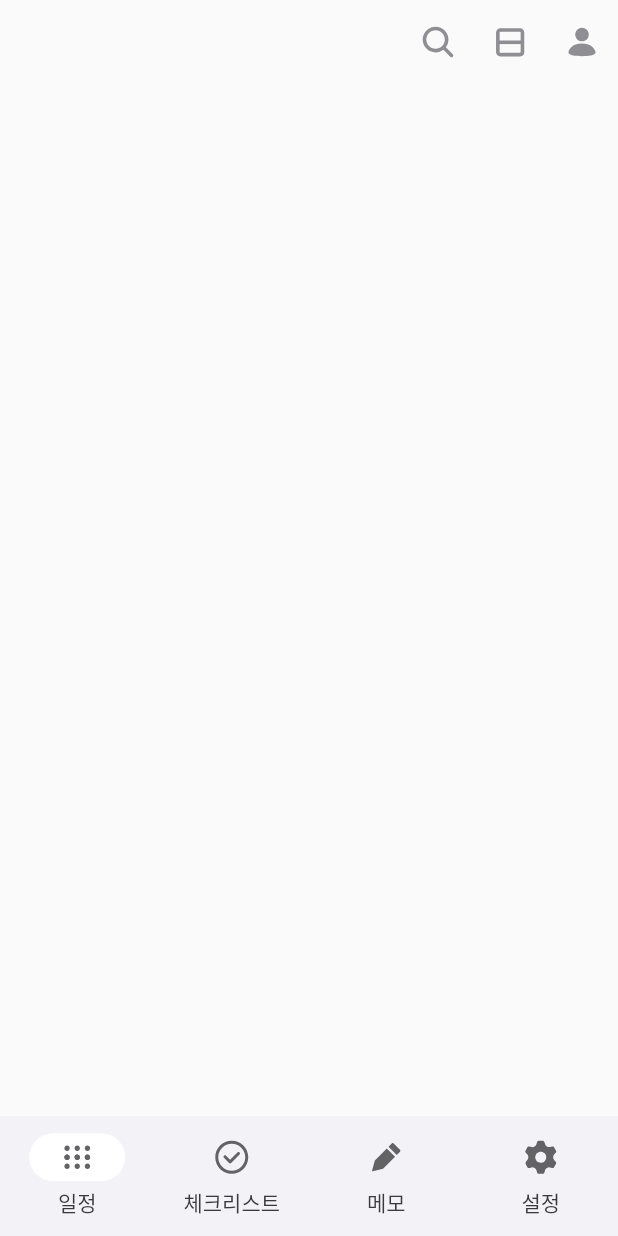
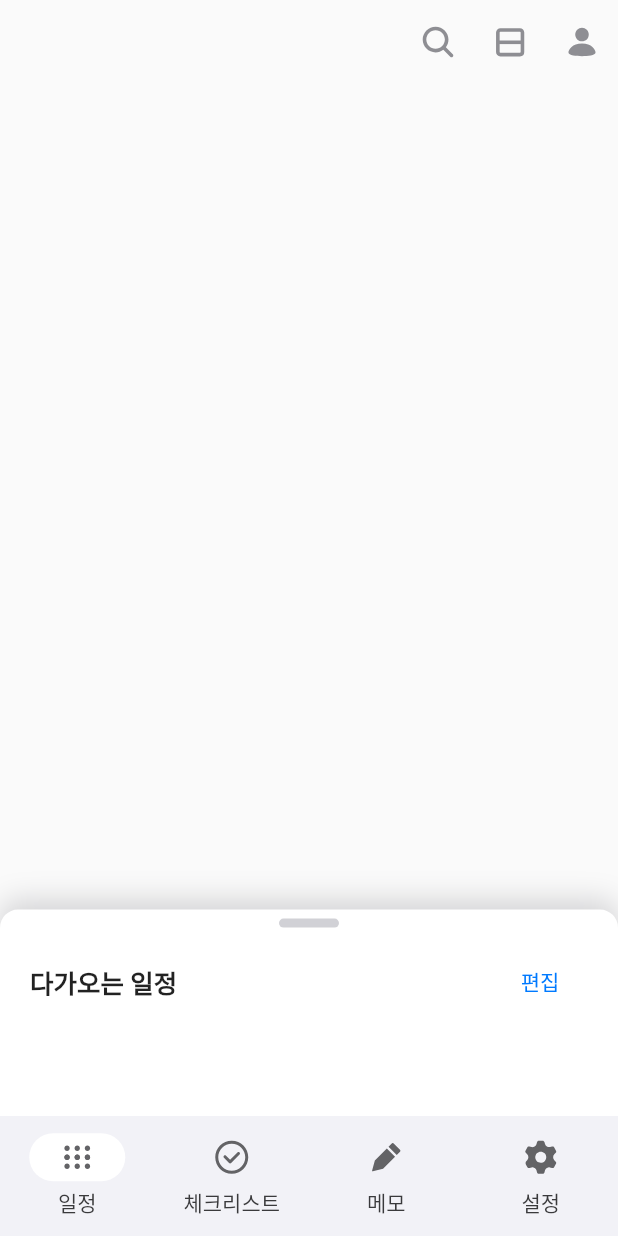
Before and after one commit to woori-side-team/calendar, a Flutter app: the screen it shows after launch, on a phone screen of 412 x 824 dp. Run offline on Flutter 3.47's test engine with Material 2 defaults, Android fonts, the phone set to English and light mode, and no system bars; our stand-ins replace flutter_svg.

Commit message:
[feat] Bottom sheet 생성
* 이름: ScheduleSheet
* Flutter의 DraggableScrollableSheet 이용
* 하단의 "일정" 버튼 눌러서 최대/최소 크기로 바꾸기 가능

```diff
--- a/lib/app.dart
+++ b/lib/app.dart
@@ -1,11 +1,27 @@
 import 'package:calendar/common/custom_theme.dart';
 import 'package:calendar/layout/custom_navigation_bar.dart';
+import 'package:calendar/schedule/schedule_sheet.dart';
 import 'package:flutter/material.dart';
 
 import 'layout/custom_app_bar.dart';
 
 class App extends StatelessWidget {
-  const App({super.key});
+  final _sheetController = DraggableScrollableController();
+
+  App({super.key});
+
+  void _handlePressSchedule() {
+    const duration = Duration(milliseconds: 500);
+    const curve = Curves.ease;
+
+    if (_sheetController.size >= ScheduleSheet.maxSize) {
+      _sheetController.animateTo(ScheduleSheet.minSize,
+          duration: duration, curve: curve);
+    } else {
+      _sheetController.animateTo(ScheduleSheet.maxSize,
+          duration: duration, curve: curve);
+    }
+  }
 
   @override
   Widget build(BuildContext context) {
@@ -19,8 +35,16 @@ class App extends StatelessWidget {
     return MaterialApp(
         title: 'Calendar',
         theme: ThemeData(navigationBarTheme: customNavigationBarTheme),
-        home: const Scaffold(
-            appBar: CustomAppBar(),
-            bottomNavigationBar: CustomNavigationBar()));
+        home: Scaffold(
+            appBar: const CustomAppBar(),
+            body: SafeArea(
+                child: Stack(
+                    children: [ScheduleSheet(controller: _sheetController)])),
+            bottomNavigationBar: CustomNavigationBar(
+              onPressSchedule: _handlePressSchedule,
+              onPressChecklist: () {},
+              onPressMemo: () {},
+              onPressSettings: () {},
+            )));
   }
 }
--- a/lib/common/custom_theme.dart
+++ b/lib/common/custom_theme.dart
@@ -1,18 +1,20 @@
 import 'package:flutter/material.dart';
 
 class CustomTheme {
-  static final scale = _Scale();
-  static final gray = _Gray();
-  static final tint = _Tint();
-  static final background = _Background();
-  static final label = _Label();
-  static final separator = _Separator();
-  static final groupedBackground = _GroupedBackground();
-  static final fill = _Fill();
-  static final disabled = _State();
+  static const scale = _Scale();
+  static const gray = _Gray();
+  static const tint = _Tint();
+  static const background = _Background();
+  static const label = _Label();
+  static const separator = _Separator();
+  static const groupedBackground = _GroupedBackground();
+  static const fill = _Fill();
+  static const disabled = _State();
 }
 
 class _Scale {
+  const _Scale();
+
   final Color scale1 = const Color(0xfff2f2f7);
   final Color scale2 = const Color(0xffe5e5ea);
   final Color scale3 = const Color(0xffd1d1d6);
@@ -29,6 +31,8 @@ class _Scale {
 }
 
 class _Gray {
+  const _Gray();
+
   final gray1 = const Color(0xff8e8e93);
   final gray2 = const Color(0xffaeaeb2);
   final gray3 = const Color(0xffc7c7cc);
@@ -38,6 +42,8 @@ class _Gray {
 }
 
 class _Tint {
+  const _Tint();
+
   final blue = const Color(0xff007aff);
   final green = const Color(0xff34c759);
   final indigo = const Color(0xff5856d6);
@@ -50,12 +56,16 @@ class _Tint {
 }
 
 class _Background {
+  const _Background();
+
   final primary = const Color(0xffffffff);
   final secondary = const Color(0xfff2f2f7);
   final tertiary = const Color(0xffc7c7c7);
 }
 
 class _Label {
+  const _Label();
+
   final primary = const Color(0xff000000);
   final secondary = const Color(0xff757579);
   final tertiary = const Color(0xff9c9c9e);
@@ -63,17 +73,23 @@ class _Label {
 }
 
 class _Separator {
+  const _Separator();
+
   final opaque = const Color(0xffc6c6c8);
   final nonOpaque = const Color(0xff9c9c9e);
 }
 
 class _GroupedBackground {
+  const _GroupedBackground();
+
   final primary = const Color(0xfff2f2f7);
   final secondary = const Color(0xffffffff);
   final tertiary = const Color(0xfff2f2f7);
 }
 
 class _Fill {
+  const _Fill();
+
   final primary = const Color(0xffbababc);
   final secondary = const Color(0xffbdbdbe);
   final tertiary = const Color(0xffc0c0c1);
@@ -81,5 +97,7 @@ class _Fill {
 }
 
 class _State {
+  const _State();
+
   final disabled = const Color(0xff979592);
 }
--- a/lib/layout/custom_navigation_bar.dart
+++ b/lib/layout/custom_navigation_bar.dart
@@ -3,11 +3,37 @@ import 'package:flutter/material.dart';
 import 'package:flutter_svg/flutter_svg.dart';
 
 class CustomNavigationBar extends StatelessWidget {
-  const CustomNavigationBar({super.key});
+  final void Function() onPressSchedule;
+  final void Function() onPressChecklist;
+  final void Function() onPressMemo;
+  final void Function() onPressSettings;
+
+  const CustomNavigationBar(
+      {super.key,
+      required this.onPressSchedule,
+      required this.onPressChecklist,
+      required this.onPressMemo,
+      required this.onPressSettings});
 
   @override
   Widget build(BuildContext context) {
     return NavigationBar(
+        onDestinationSelected: (value) {
+          switch (value) {
+            case 0:
+              onPressSchedule();
+              break;
+            case 1:
+              onPressChecklist();
+              break;
+            case 2:
+              onPressMemo();
+              break;
+            case 3:
+              onPressSettings();
+              break;
+          }
+        },
         height: 80,
         backgroundColor: CustomTheme.background.secondary,
         destinations: [
@@ -17,7 +43,8 @@ class CustomNavigationBar extends StatelessWidget {
                   SvgPicture.asset('assets/icons/navigation_bar_schedule.svg')),
           NavigationDestination(
               label: '체크리스트',
-              icon: SvgPicture.asset('assets/icons/navigation_bar_check.svg')),
+              icon: SvgPicture.asset(
+                  'assets/icons/navigation_bar_checklist.svg')),
           NavigationDestination(
               label: '메모',
               icon: SvgPicture.asset('assets/icons/navigation_bar_memo.svg')),
--- a/lib/main.dart
+++ b/lib/main.dart
@@ -3,5 +3,5 @@ import 'package:flutter/material.dart';
 import 'app.dart';
 
 void main() {
-  runApp(const App());
+  runApp(App());
 }
--- /dev/null
+++ b/lib/schedule/schedule_sheet.dart
@@ -0,0 +1,73 @@
+import 'package:calendar/common/custom_theme.dart';
+import 'package:flutter/material.dart';
+
+class ScheduleSheet extends StatelessWidget {
+  static const minSize = 0.2;
+  static const maxSize = 1.0;
+  static final snapSizes = [minSize, 0.5, maxSize];
+
+  final DraggableScrollableController controller;
+
+  const ScheduleSheet({super.key, required this.controller});
+
+  @override
+  Widget build(BuildContext context) {
+    return DraggableScrollableSheet(
+        controller: controller,
+        minChildSize: minSize,
+        maxChildSize: maxSize,
+        initialChildSize: minSize,
+        snapSizes: snapSizes,
+        snap: true,
+        builder: (sheetContext, scrollController) {
+          return Container(
+              decoration: BoxDecoration(
+                  color: CustomTheme.background.primary,
+                  borderRadius: const BorderRadius.only(
+                      topLeft: Radius.circular(12),
+                      topRight: Radius.circular(12)),
+                  boxShadow: const [
+                    BoxShadow(
+                        offset: Offset(0, -6),
+                        blurRadius: 16,
+                        color: Color.fromARGB(128, 174, 174, 178))
+                  ]),
+              child: SingleChildScrollView(
+                  controller: scrollController,
+                  child: Column(children: [
+                    Padding(
+                      padding: const EdgeInsets.only(top: 6, bottom: 6),
+                      child: Row(
+                          mainAxisAlignment: MainAxisAlignment.center,
+                          children: [
+                            Container(
+                              width: 40,
+                              height: 6,
+                              decoration: BoxDecoration(
+                                borderRadius: BorderRadius.circular(15),
+                                color: CustomTheme.gray.gray4,
+                              ),
+                            ),
+                          ]),
+                    ),
+                    Padding(
+                      padding:
+                          const EdgeInsets.only(top: 6, left: 20, right: 20),
+                      child: Row(
+                          mainAxisAlignment: MainAxisAlignment.spaceBetween,
+                          children: [
+                            const Text('다가오는 일정',
+                                style: TextStyle(
+                                    fontSize: 17, fontWeight: FontWeight.w600)),
+                            TextButton(
+                                onPressed: () {},
+                                child: Text('편집',
+                                    style: TextStyle(
+                                        fontSize: 14,
+                                        color: CustomTheme.tint.blue)))
+                          ]),
+                    )
+                  ])));
+        });
+  }
+}
```
Also changed, not shown: assets/icons/navigation_bar_checklist.svg (renamed from assets/icons/navigation_bar_check.svg).
